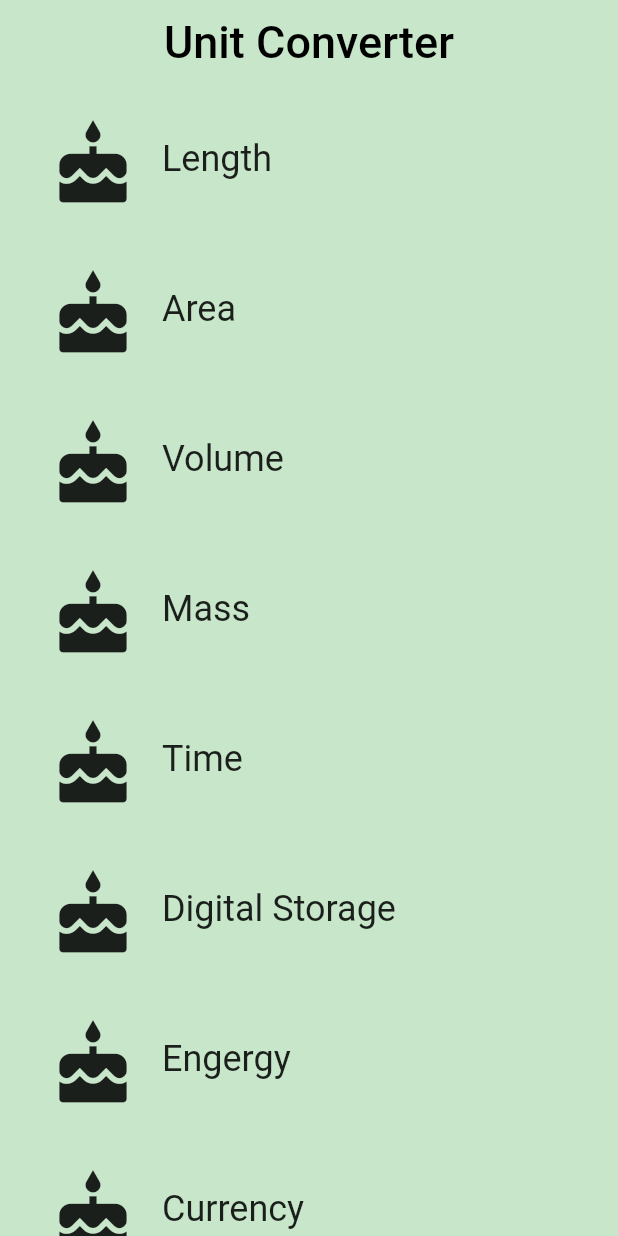
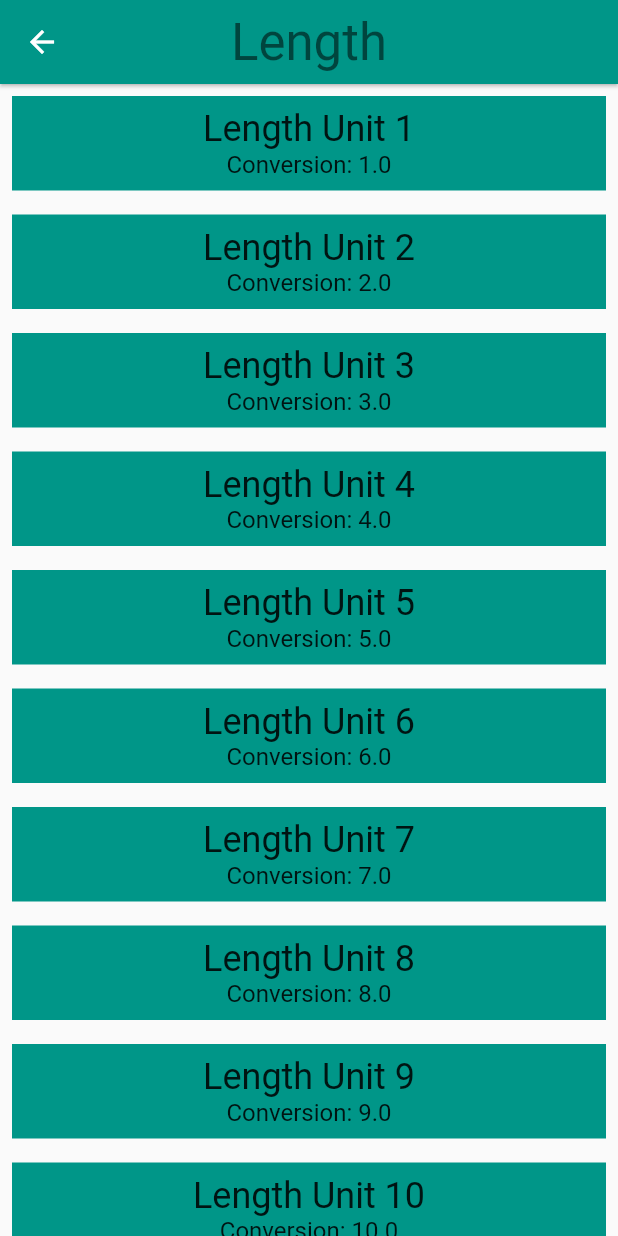
Before and after one commit to aungzinphyo94/Flutter-Tutorial, a Flutter app: the screen it shows after launch, after a tap on "Length", on a phone screen of 412 x 824 dp. Run offline on Flutter 3.47's test engine with Material 2 defaults, Android fonts, the phone set to English and light mode, and no system bars.

Commit message:
Add category route

```diff
--- a/lib/CategoryRoute.dart
+++ b/lib/CategoryRoute.dart
@@ -1,3 +1,4 @@
+import 'package:custom_list_app/Unit.dart';
 import 'package:custom_list_app/category.dart';
 import 'package:flutter/material.dart';
 
@@ -31,18 +32,31 @@ class CategoryRoute extends StatelessWidget {
   ///For protrait, we construct a listview from list of category widgets.
   Widget _buildCategoryWidgets(List<Widget> categories) {
     return ListView.builder(
-        itemBuilder: (BuildContext context, int index) => categories[index],
-        itemCount: categories.length,
+      itemBuilder: (BuildContext context, int index) => categories[index],
+      itemCount: categories.length,
     );
+  }
+
+  List<Unit> _retrieveUnitList(String categoryName){
+    return List.generate(10, (int i){
+      i += 1;
+      return Unit(
+        name: '$categoryName Unit $i',
+        conversion: i.toDouble(),
+      );
+    });
   }
 
   @override
   Widget build(BuildContext context) {
-
     final categories = <Category>[];
 
-    for (var i = 0; i < _categoryNames.length; i++){
-      categories.add(Category(name: _categoryNames[i], color: _baseColors[i], iconLocation: Icons.cake));
+    for (var i = 0; i < _categoryNames.length; i++) {
+      categories.add(Category(
+          name: _categoryNames[i],
+          color: _baseColors[i],
+          units: _retrieveUnitList(_categoryNames[i]),
+          iconLocation: Icons.cake));
     }
 
     final listView = Container(
--- /dev/null
+++ b/lib/Unit.dart
@@ -0,0 +1,18 @@
+import 'package:meta/meta.dart';
+
+class Unit {
+  final String name;
+  final double conversion;
+
+  const Unit({
+    @required this.name,
+    @required this.conversion,
+  })  : assert(name != null),
+        assert(conversion != null);
+
+  Unit.fromJson(Map jsonMap)
+      : assert(jsonMap['name'] != null),
+        assert(jsonMap['conversion'] != null),
+        name = jsonMap['name'],
+        conversion = jsonMap['conversion'].toDouble();
+}
--- a/lib/category.dart
+++ b/lib/category.dart
@@ -1,3 +1,5 @@
+import 'package:custom_list_app/Unit.dart';
+import 'package:custom_list_app/converter_route.dart';
 import 'package:flutter/material.dart';
 
 import 'package:meta/meta.dart';
@@ -10,17 +12,43 @@ class Category extends StatelessWidget {
   final String name;
   final ColorSwatch color;
   final IconData iconLocation;
+  final List<Unit> units;
 
   const Category({
     Key key,
     @required this.name,
     @required this.color,
     @required this.iconLocation,
+    @required this.units,
   })
       : assert(name != null),
         assert(color != null),
         assert(iconLocation != null),
         super(key: key);
+
+  /// Navigate to the [ConverterRoute].
+  void _navigateToConverter(BuildContext context) {
+    Navigator.of(context).push(MaterialPageRoute<Null>(
+      builder: (BuildContext context) {
+        return Scaffold(
+          appBar: AppBar(
+            elevation: 1.0,
+            title: Text(
+              name,
+              style: Theme.of(context).textTheme.display1,
+            ),
+            centerTitle: true,
+            backgroundColor: color,
+          ),
+          body: ConverterRoute(
+            color: color,
+            name: name,
+            units: units,
+          ),
+        );
+      }
+    ));
+  }
 
   @override
   Widget build(BuildContext context) {
@@ -33,9 +61,7 @@ class Category extends StatelessWidget {
           borderRadius: _borderRadius,
           highlightColor: color,
           splashColor: color,
-          onTap: () {
-            print("I was tapped");
-          },
+          onTap: () => _navigateToConverter(context),
           child: Padding(
             padding: EdgeInsets.all(8.0),
             child: Row(
--- /dev/null
+++ b/lib/converter_route.dart
@@ -0,0 +1,47 @@
+import 'package:flutter/material.dart';
+import 'package:meta/meta.dart';
+
+import 'package:custom_list_app/Unit.dart';
+
+class ConverterRoute extends StatelessWidget {
+  final String name;
+
+  final Color color;
+
+  final List<Unit> units;
+
+  const ConverterRoute({
+    @required this.name,
+    @required this.color,
+    @required this.units,
+  })  : assert(name != null),
+        assert(color != null),
+        assert(units != null);
+
+  @override
+  Widget build(BuildContext context) {
+    final unitWidgets = units.map((Unit unit) {
+      return Container(
+        margin: EdgeInsets.all(8.0),
+        padding: EdgeInsets.all(8.0),
+        color: color,
+        child: Column(
+          children: <Widget>[
+            Text(
+              unit.name,
+              style: Theme.of(context).textTheme.headline,
+            ),
+            Text(
+              'Conversion: ${unit.conversion}',
+              style: Theme.of(context).textTheme.subhead,
+            ),
+          ],
+        ),
+      );
+    }).toList();
+
+    return ListView(
+      children: unitWidgets,
+    );
+  }
+}
```
